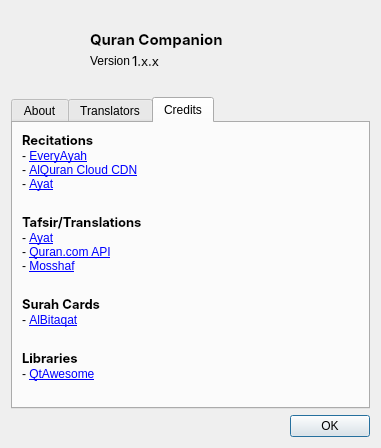
First picture: the form in src/dialogs/aboutdialog.ui, repository 0xzer0x/quran-companion, before the edit.
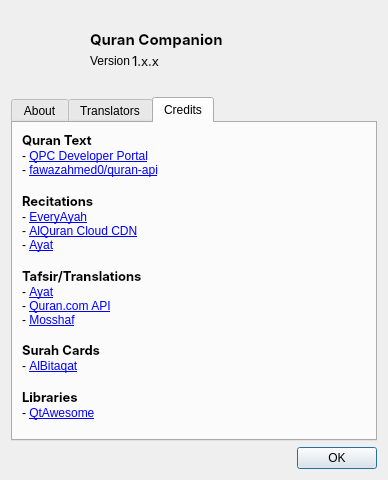
Second picture: the form after the edit. The open tabs and pages were chosen to show the change. Icons and pictures are not drawn.

Commit message: feat: add credits for quranic text

```diff
--- a/src/dialogs/aboutdialog.ui
+++ b/src/dialogs/aboutdialog.ui
@@ -6,8 +6,8 @@
    <rect>
     <x>0</x>
     <y>0</y>
-    <width>381</width>
-    <height>448</height>
+    <width>388</width>
+    <height>480</height>
    </rect>
   </property>
   <property name="windowTitle">
@@ -405,7 +405,53 @@
       <attribute name="title">
        <string>Credits</string>
       </attribute>
-      <layout class="QVBoxLayout" name="verticalLayout_10">
+      <layout class="QVBoxLayout" name="verticalLayout_6">
+       <item>
+        <layout class="QVBoxLayout" name="lytContent_2">
+         <property name="spacing">
+          <number>0</number>
+         </property>
+         <item>
+          <widget class="QLabel" name="lbQuranText">
+           <property name="font">
+            <font>
+             <family>SF Pro Display</family>
+             <pointsize>10</pointsize>
+             <bold>true</bold>
+            </font>
+           </property>
+           <property name="text">
+            <string>Quran Text</string>
+           </property>
+          </widget>
+         </item>
+         <item>
+          <widget class="QLabel" name="label_16">
+           <property name="text">
+            <string notr="true">- &lt;a href=&quot;https://qurancomplex.gov.sa/en/techquran/dev/&quot;&gt;QPC Developer Portal&lt;/a&gt;
+&lt;br/&gt;
+- &lt;a href=&quot;https://github.com/fawazahmed0/quran-api&quot;&gt;fawazahmed0/quran-api&lt;/a&gt;</string>
+           </property>
+           <property name="openExternalLinks">
+            <bool>true</bool>
+           </property>
+          </widget>
+         </item>
+         <item>
+          <spacer name="verticalSpacer_7">
+           <property name="orientation">
+            <enum>Qt::Orientation::Vertical</enum>
+           </property>
+           <property name="sizeHint" stdset="0">
+            <size>
+             <width>20</width>
+             <height>40</height>
+            </size>
+           </property>
+          </spacer>
+         </item>
+        </layout>
+       </item>
        <item>
         <layout class="QVBoxLayout" name="lytRecitations">
          <property name="spacing">
```
Left out of the diff: 32 changed lines with no effect on the pictures. The commit also changes 1 other file.
